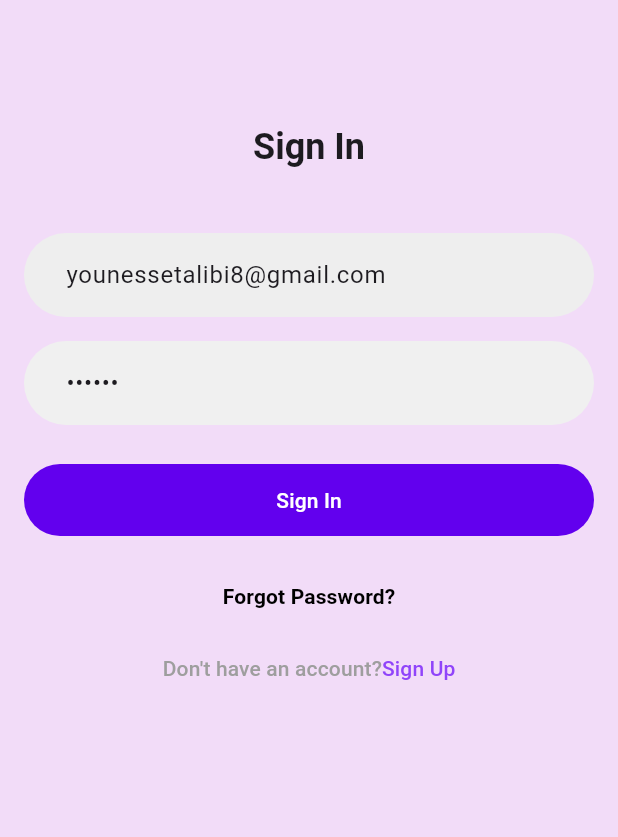
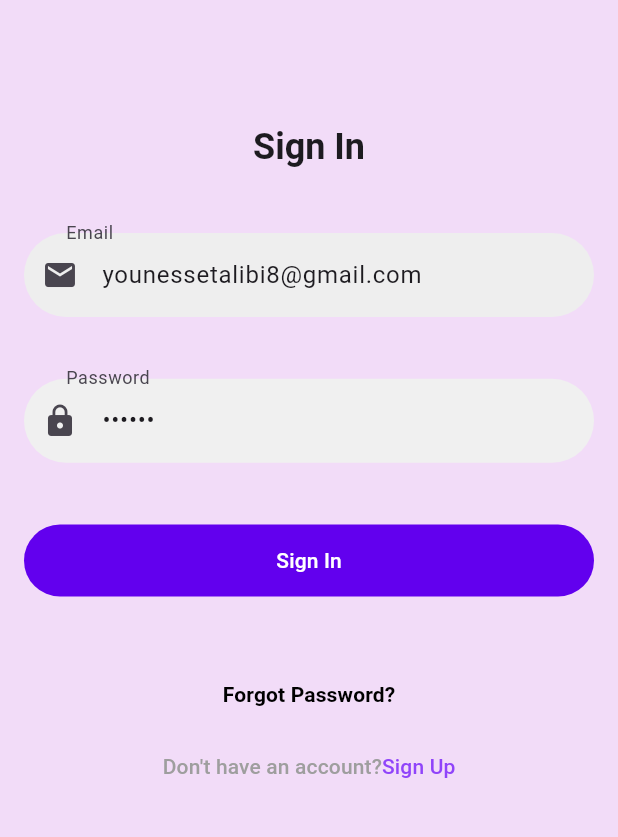
Before and after one commit to younestalibi/habbit-breaker, a Flutter app: the screen it shows after launch, after a tap on "GET STARTED", on a phone screen of 412 x 824 dp, the part 274-1111 px from its top. Run offline on Flutter 3.47's test engine with Material 3 defaults, Android fonts, the phone set to English and light mode, and no system bars; our stand-ins replace cloud_firestore, firebase_auth, firebase_core, firebase_storage, image_picker, persistent_bottom_nav_bar and 1 more; accounts and stored records are empty; generated files the repository leaves out were written again; network calls fail.

Commit message:
add dimensions helper and update pages

```diff
--- a/lib/main.dart
+++ b/lib/main.dart
@@ -13,6 +13,7 @@ import 'package:habbit_breaker/screens/signin_screen.dart';
 import 'package:habbit_breaker/screens/signup_screen.dart';
 import 'package:habbit_breaker/screens/splash_screen.dart';
 import 'package:habbit_breaker/screens/tracker_screen.dart';
+import 'package:habbit_breaker/utils/dimensions.dart';
 import 'package:habbit_breaker/utils/shared_prefs.dart';
 import 'package:provider/provider.dart';
 import 'providers/auth_provider.dart';
@@ -21,7 +22,6 @@ final GlobalKey<NavigatorState> navigatorKey = GlobalKey<NavigatorState>();
 void main() async {
   WidgetsFlutterBinding.ensureInitialized();
   await SharedPrefs.instance.init();
-
   await Firebase.initializeApp(options: DefaultFirebaseOptions.currentPlatform);
   runApp(MyApp());
 }
@@ -31,6 +31,7 @@ class MyApp extends StatelessWidget {
 
   @override
   Widget build(BuildContext context) {
+    Dimensions().init(context);
     return MultiProvider(
       providers: [
         ChangeNotifierProvider(create: (context) => AuthProvider()),
--- a/lib/screens/layout_screen.dart
+++ b/lib/screens/layout_screen.dart
@@ -65,7 +65,6 @@ class _LayoutScreenState extends State<LayoutScreen> {
     String userName = authProvider.getUserName();
     String userEmail = authProvider.getUserEmail();
     String userImage = authProvider.getUserPhoto();
-    print(authProvider.user);
 
     return Scaffold(
       appBar: AppBar(
@@ -88,6 +87,7 @@ class _LayoutScreenState extends State<LayoutScreen> {
             },
           ),
         ],
+        automaticallyImplyLeading: false,
       ),
       body: PersistentTabView(
         context,
--- a/lib/screens/signin_screen.dart
+++ b/lib/screens/signin_screen.dart
@@ -5,6 +5,7 @@ import 'package:habbit_breaker/constants/color_constants.dart';
 import 'package:habbit_breaker/constants/image_constants.dart';
 import 'package:habbit_breaker/generated/l10n.dart';
 import 'package:habbit_breaker/screens/signup_screen.dart';
+import 'package:habbit_breaker/utils/dimensions.dart';
 import 'package:habbit_breaker/widgets/custom_input_field.dart';
 import 'package:provider/provider.dart';
 import 'layout_screen.dart';
@@ -17,21 +18,21 @@ class SignInScreen extends StatefulWidget {
 
 class _SignInScreenState extends State<SignInScreen> {
   final _formKey = GlobalKey<FormState>();
-  final TextEditingController emailController = TextEditingController();
-  final TextEditingController passwordController = TextEditingController();
+  final TextEditingController _emailController = TextEditingController();
+  final TextEditingController _passwordController = TextEditingController();
 
   String? errorMessage;
   bool _isLoading = false;
 
   void initState() {
-    emailController.text = 'younessetalibi8@gmail.com';
-    passwordController.text = '123456';
+    _emailController.text = 'younessetalibi8@gmail.com';
+    _passwordController.text = '123456';
   }
 
   @override
   void dispose() {
-    emailController.dispose();
-    passwordController.dispose();
+    _emailController.dispose();
+    _passwordController.dispose();
     super.dispose();
   }
 
@@ -65,7 +66,7 @@ class _SignInScreenState extends State<SignInScreen> {
                     child: Column(
                       children: [
                         CustomInputField(
-                          controller: emailController,
+                          controller: _emailController,
                           hintText: S.of(context).email,
                           fillColor: Colors.grey[200]!,
                           validator: (value) {
@@ -74,11 +75,12 @@ class _SignInScreenState extends State<SignInScreen> {
                             }
                             return null;
                           },
+                          icon: Icons.email,
+                          label: S.of(context).email,
                         ),
-                        Padding(
-                          padding: const EdgeInsets.symmetric(vertical: 16.0),
-                          child: CustomInputField(
-                            controller: passwordController,
+                        Dimensions.mdHeight,
+                        CustomInputField(
+                          controller: _passwordController,
                           hintText: S.of(context).password,
                           obscureText: true,
                           validator: (value) {
@@ -87,7 +89,8 @@ class _SignInScreenState extends State<SignInScreen> {
                             }
                             return null;
                           },
-                          ),
+                          icon: Icons.lock,
+                          label: S.of(context).password,
                         ),
                         if (errorMessage != null)
                           Container(
@@ -105,10 +108,7 @@ class _SignInScreenState extends State<SignInScreen> {
                               ),
                             ),
                           ),
-                        const SizedBox(
-                          width: 10,
-                          height: 10,
-                        ),
+                        Dimensions.mdHeight,
                         ElevatedButton(
                           onPressed: _isLoading
                               ? null
@@ -123,8 +123,8 @@ class _SignInScreenState extends State<SignInScreen> {
                                         await Provider.of<AuthProvider>(context,
                                                 listen: false)
                                             .login(
-                                      emailController.text,
-                                      passwordController.text,
+                                      _emailController.text,
+                                      _passwordController.text,
                                     );
 
                                     if (result == null) {
@@ -156,7 +156,7 @@ class _SignInScreenState extends State<SignInScreen> {
                                 )
                               : Text(S.of(context).sign_in),
                         ),
-                        const SizedBox(height: 16.0),
+                        Dimensions.mdHeight,
                         TextButton(
                           onPressed: () {
                             _showForgotPasswordDialog(context);
@@ -197,14 +197,14 @@ class _SignInScreenState extends State<SignInScreen> {
   }
 
   void _showForgotPasswordDialog(BuildContext context) {
-    final TextEditingController emailController = TextEditingController();
+    final TextEditingController _emailController = TextEditingController();
     showDialog(
       context: context,
       builder: (context) {
         return AlertDialog(
           title: Text(S.of(context).reset_password),
           content: TextField(
-            controller: emailController,
+            controller: _emailController,
             decoration: InputDecoration(hintText: S.of(context).enter_email),
             keyboardType: TextInputType.emailAddress,
           ),
@@ -213,7 +213,7 @@ class _SignInScreenState extends State<SignInScreen> {
               onPressed: () async {
                 String? result =
                     await Provider.of<AuthProvider>(context, listen: false)
-                        .resetPassword(emailController.text);
+                        .resetPassword(_emailController.text);
                 if (result == null) {
                   Navigator.of(context).pop();
                   ScaffoldMessenger.of(context).showSnackBar(
--- /dev/null
+++ b/lib/utils/dimensions.dart
@@ -0,0 +1,27 @@
+import 'package:flutter/material.dart';
+
+class Dimensions {
+  static MediaQueryData? mediaQueryData;
+  static double? screenWidth;
+  static double? screenHeight;
+
+  void init(BuildContext context) {
+    mediaQueryData = MediaQuery.of(context);
+    print(mediaQueryData);
+    screenWidth = mediaQueryData!.size.width;
+    print(screenWidth);
+    screenHeight = mediaQueryData!.size.height;
+  }
+
+  static get widthSize {
+    return screenWidth;
+  }
+
+  static get heightSize {
+    return screenHeight;
+  }
+
+  static const smHeight = SizedBox(height: 25);
+  static final mdHeight = SizedBox(height: screenHeight! * 0.05);
+  static final lgHeight = SizedBox(height: screenHeight! * 0.08);
+}
--- a/lib/widgets/custom_input_field.dart
+++ b/lib/widgets/custom_input_field.dart
@@ -7,6 +7,8 @@ class CustomInputField extends StatelessWidget {
   final Color fillColor;
   final double borderRadius;
   final String? Function(String?)? validator;
+  final String? label;
+  final IconData? icon;
 
   const CustomInputField({
     Key? key,
@@ -16,6 +18,8 @@ class CustomInputField extends StatelessWidget {
     this.fillColor = const Color(0xFFF0F0F0),
     this.borderRadius = 50.0,
     this.validator,
+    this.label,
+    this.icon,
   }) : super(key: key);
 
   @override
@@ -24,6 +28,8 @@ class CustomInputField extends StatelessWidget {
       controller: controller,
       obscureText: obscureText,
       decoration: InputDecoration(
+        labelText: label,
+        prefixIcon: Icon(icon),
         hintText: hintText,
         filled: true,
         fillColor: fillColor,
```
Also changed, not shown: lib/providers/tracker_provider.dart (+28 -3 lines), lib/screens/profile_setting_screen.dart (+34 -31 lines), lib/screens/setting_screen.dart (+13 -8 lines), lib/screens/signup_screen.dart (+15 -26 lines), lib/screens/tracker_screen.dart (+11 -15 lines). Lines whose indentation alone changed are shown as unchanged.
